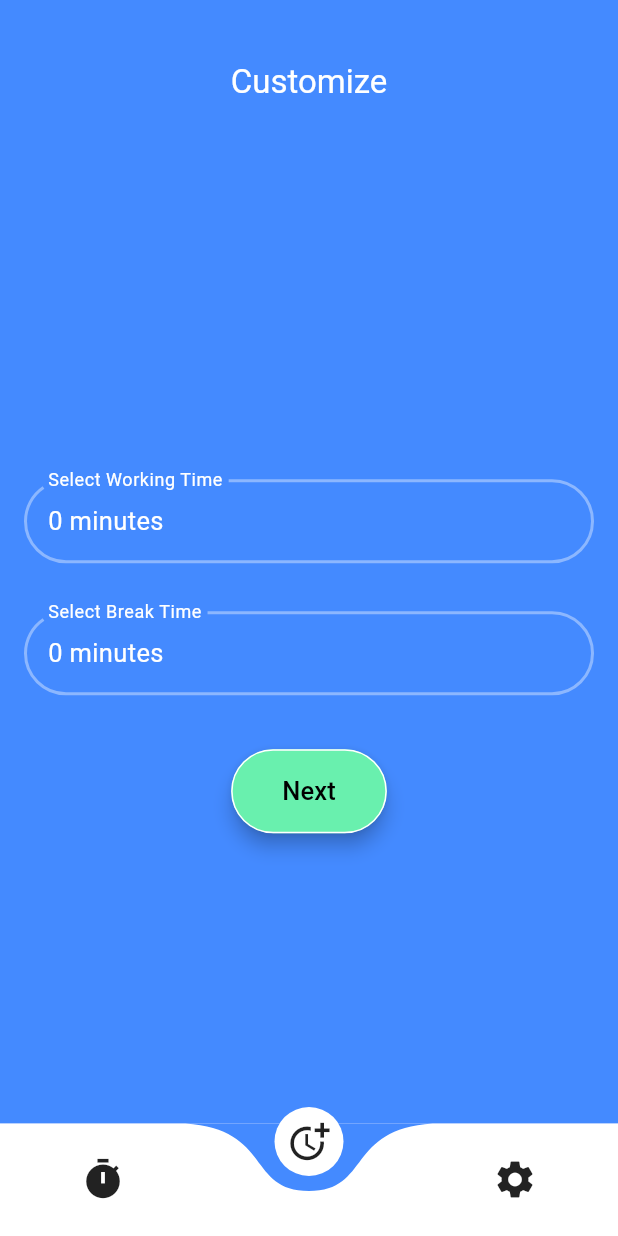
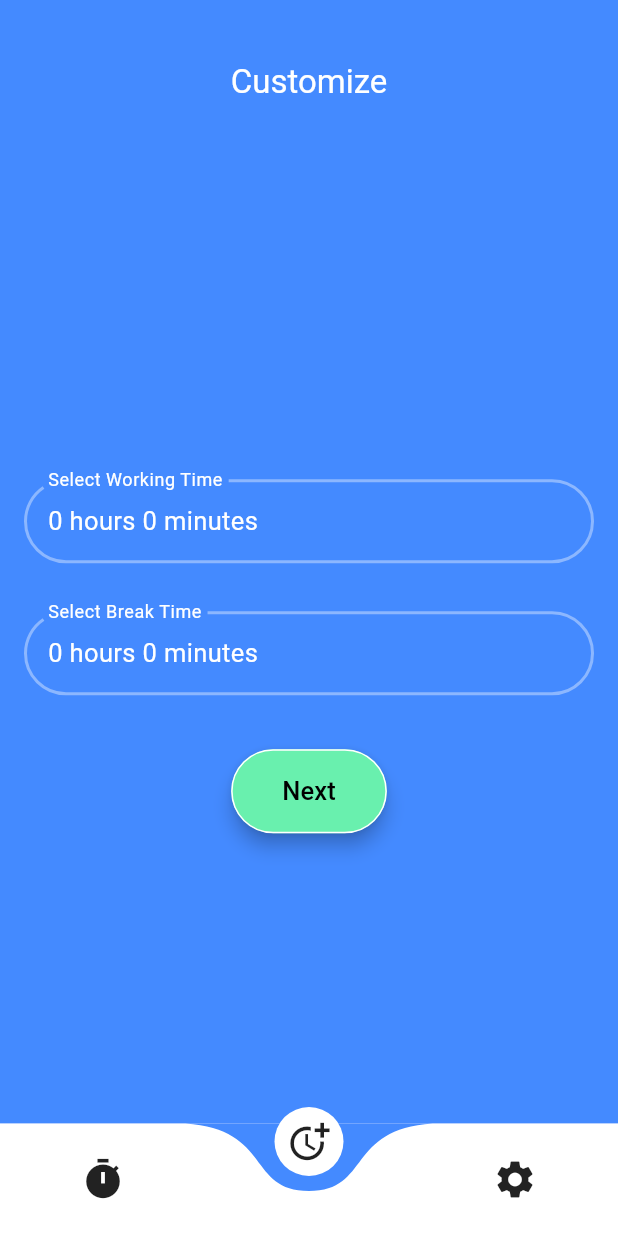
Before and after one commit to vigneshtpm/project, a Flutter app: the screen it shows after launch, item 2 of the bottom bar chosen, on a phone screen of 412 x 824 dp. Run offline on Flutter 3.47's test engine with Material 3 defaults, Android fonts, the phone set to English and light mode, and no system bars; drawn by our look-alikes of curved_navigation_bar; our stand-ins replace flutter_local_notifications, just_audio, percent_indicator, permission_handler; missing offline and left inert: flutter_foreground_task; statements that could not run were skipped.

Commit message:
5 commit

```diff
--- a/lib/Page2.dart
+++ b/lib/Page2.dart
@@ -1,4 +1,5 @@
 import 'package:flutter/material.dart';
+import 'package:flutter/services.dart';
 import 'usercommand.dart';
 
 class Page2 extends StatefulWidget {
@@ -79,7 +80,7 @@ class _Page2State extends State<Page2> {
                     mainAxisSize: MainAxisSize.min,
                     children: <Widget>[
                       Text(
-                        "$selectedWorkTimeInMinutes minutes",
+                        "${selectedWorkTimeInMinutes ~/ 60} hours ${selectedWorkTimeInMinutes % 60} minutes",
                         style: TextStyle(fontSize: 17.0, color: Colors.white),
                       ),
                     ],
@@ -113,7 +114,7 @@ class _Page2State extends State<Page2> {
                     mainAxisSize: MainAxisSize.min,
                     children: <Widget>[
                       Text(
-                        "$selectedBreakTimeInMinutes minutes",
+                        "${selectedBreakTimeInMinutes ~/ 60} hours ${selectedBreakTimeInMinutes % 60} minutes",
                         style: TextStyle(fontSize: 17.0, color: Colors.white),
                       ),
                     ],
@@ -124,6 +125,7 @@ class _Page2State extends State<Page2> {
             SizedBox(height: 20),
             ElevatedButton(
               onPressed: () {
+                HapticFeedback.lightImpact();
                 Navigator.push(
                   context,
                   MaterialPageRoute(
--- a/lib/homepage.dart
+++ b/lib/homepage.dart
@@ -1,4 +1,5 @@
 import 'package:flutter/material.dart';
+
 import 'Page1.dart';
 import 'Page2.dart';
 import 'Page3.dart';
@@ -15,6 +16,8 @@ class HomePage extends StatefulWidget{
 class _HomePageState extends State<HomePage> {
   int _page = 0;
   GlobalKey<CurvedNavigationBarState> _bottomNavigationKey = GlobalKey();
+  bool darkModeEnabled = false;
+
 
   List<Widget> _pages = [Page1(), Page2(), Page3()];
 
--- a/pubspec.yaml
+++ b/pubspec.yaml
@@ -41,9 +41,11 @@ dependencies:
   just_audio: ^0.9.36
   provider: ^6.1.1
   flutter_local_notifications: ^16.3.2
-  permission_handler: ^11.2.0
+  permission_handler: ^11.3.0
   url_launcher: ^6.2.4
   font_awesome_flutter: ^10.7.0
+  flutter_foreground_task: ^6.1.2
+
 
 
 
```
Also changed, not shown: lib/Page1.dart (+11 -3 lines), lib/Page3.dart (+25 -27 lines), lib/Notification_service.dart (line endings or trailing spaces), pubspec.lock, 4 other files.
